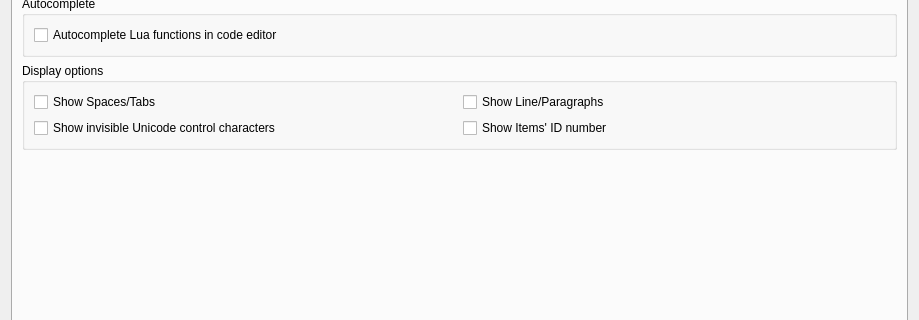
The window that src/ui/profile_preferences.ui (Mudlet/Mudlet) describes before a commit, drawn with Qt 5; both pictures show x 0 to 919 and y 244 to 564 of the 919 by 986 pixel window.
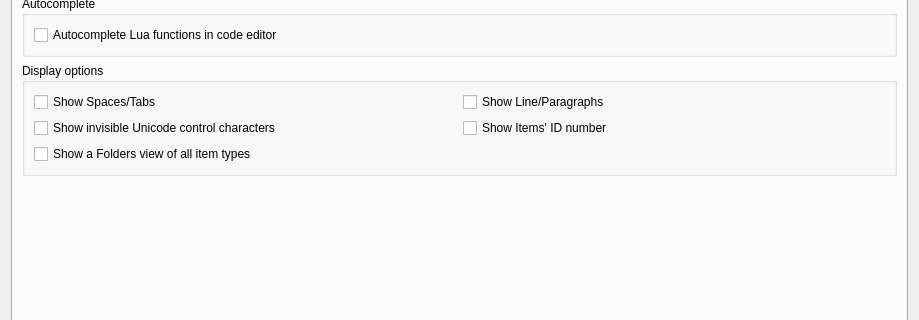
The same window after the commit. The open tabs and pages were chosen to show the change. Icons and pictures are not drawn. Custom widgets are drawn as their Qt base class.

Commit message: Add: Optional Folders view in the script editor (#11992)

The edit to the form file:
```diff
--- a/src/ui/profile_preferences.ui
+++ b/src/ui/profile_preferences.ui
@@ -1826,6 +1826,19 @@
             </property>
            </widget>
           </item>
+          <item row="2" column="0" colspan="2">
+           <widget class="QCheckBox" name="checkBox_folderView">
+            <property name="toolTip">
+             <string>&lt;p&gt;Adds a &lt;b&gt;Folders&lt;/b&gt; button to the editor's item toolbar. It shows triggers, aliases, scripts, timers, keys and buttons together, grouped by folder. Folders with the same name in different item types are shown as one folder.&lt;/p&gt;</string>
+            </property>
+            <property name="accessibleDescription">
+             <string>Adds a Folders button to the editor's item toolbar. It shows triggers, aliases, scripts, timers, keys and buttons together, grouped by folder. Folders with the same name in different item types are shown as one folder.</string>
+            </property>
+            <property name="text">
+             <string>Show a Folders view of all item types</string>
+            </property>
+           </widget>
+          </item>
          </layout>
         </widget>
        </item>
```
Left out of the diff: 1 changed line with no effect on the pictures. The commit also changes 10 other files.
